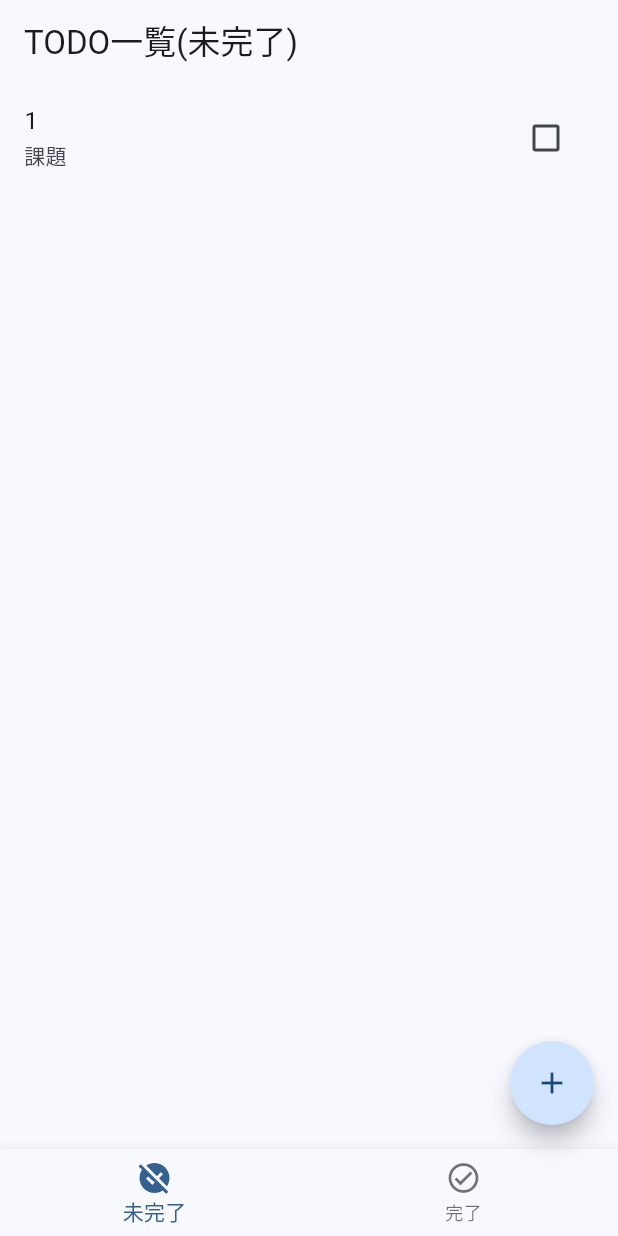
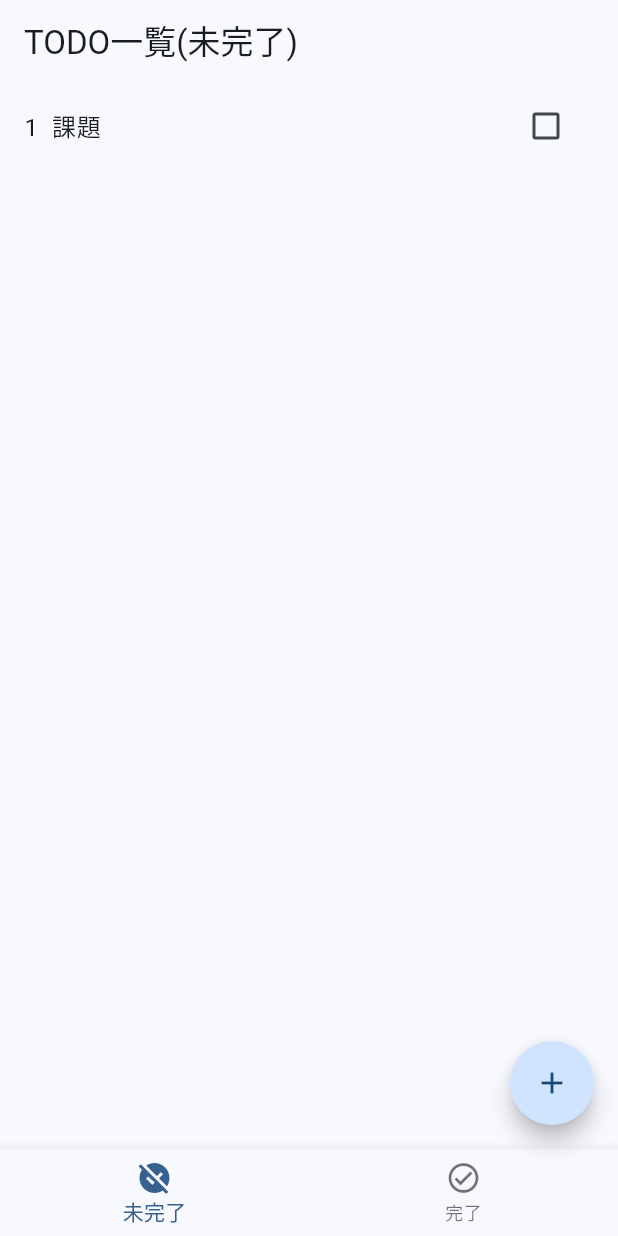
Before and after one commit to TomoyaMizumori/documents, a Flutter app: the screen it shows after launch, on a phone screen of 412 x 824 dp. Run offline on Flutter 3.47's test engine with Material 3 defaults, Android fonts, the phone set to English and light mode, and no system bars.

Commit message:
title微調整

```diff
--- a/flutter/todo_practice/lib/todo_list.dart
+++ b/flutter/todo_practice/lib/todo_list.dart
@@ -38,8 +38,7 @@ class _TodoList extends State<TodoList> {
             itemBuilder: (context, index) {
               final element = viewList[index];
               return ListTile(
-                title: Text('${index + 1}'),
-                subtitle: Text(element.title),
+                title: Text('${index + 1}  ${element.title}'),
                 trailing: Checkbox(
                     activeColor: Colors.green,
                     value: element.isCompleted,
```
